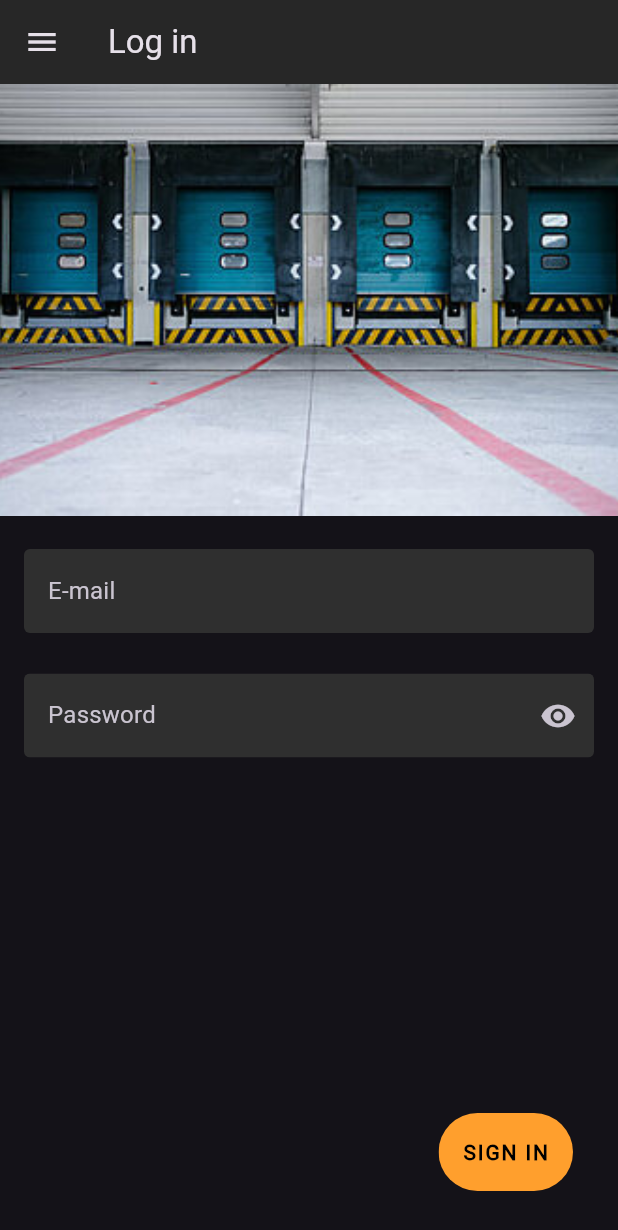
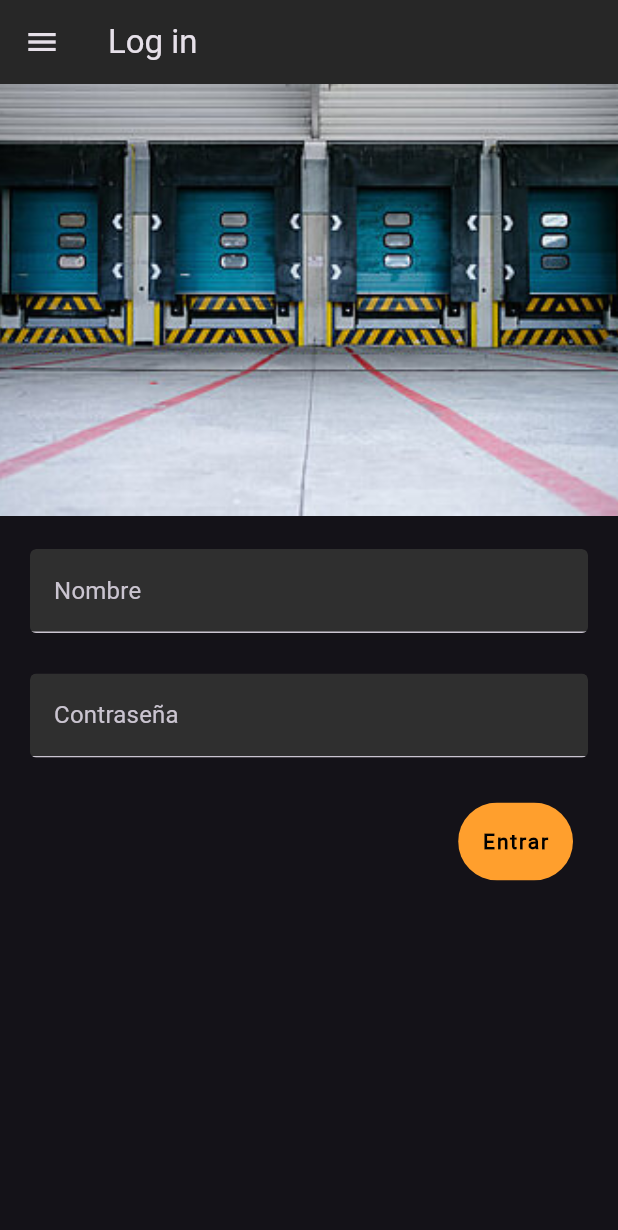
Before and after one commit to in-fperez/firebase-test, a Flutter app: the screen it shows after launch, on a phone screen of 412 x 824 dp. Shown: the top 1230 px of the screen. Run offline on Flutter 3.47's test engine with Material 2 defaults, Android fonts, the phone set to English and light mode, and no system bars; our stand-ins replace bloc, cloud_firestore, firebase_core, flutter_bloc; accounts and stored records are empty.

Commit message:
fix: login to mat3 design

```diff
--- a/lib/screens/login_screen/login_screen.dart
+++ b/lib/screens/login_screen/login_screen.dart
@@ -23,8 +23,8 @@ class LoginScreen extends StatelessWidget {
             // padding: const EdgeInsets.symmetric(vertical: ),
             children: <Widget>[
               ListTile(
-                leading: Icon(Icons.settings),
-                title: Text('Settings'),
+                leading: const Icon(Icons.settings),
+                title: const Text('Settings'),
                 onTap: () {
                   Navigator.of(context).pushNamed(OptionsScreen.routeName);
                 },
@@ -46,28 +46,31 @@ class LoginScreen extends StatelessWidget {
           Expanded(
             flex: 5,
             child: Column(
-              mainAxisAlignment: MainAxisAlignment.spaceBetween,
               children: [
                 Column(
                   children: const [
                     Padding(
-                      padding: EdgeInsets.fromLTRB(16, 22, 16, 27),
-                      child: CustomTextField(hintText: 'E-mail'),
+                      padding: EdgeInsets.fromLTRB(20, 22, 20, 27),
+                      child: CustomTextField(
+                        hintText: 'Nombre',
+                      ),
                     ),
                     Padding(
-                        padding: EdgeInsets.fromLTRB(16, 0, 16, 0),
+                        padding: EdgeInsets.fromLTRB(20, 0, 20, 0),
                         child: CustomTextField(
-                          hintText: "Password",
-                          suffixIcon: Icon(Icons.remove_red_eye_rounded),
+                          hintText: "Contraseña",
                         )),
                   ],
                 ),
-                SubmitButton(
-                  buttonText: 'SIGN IN',
-                  onPressed: () {
-                    Navigator.of(context)
-                        .pushNamed(ProductsListScreen.routeName);
-                  },
+                Container(
+                  margin: const EdgeInsets.only(top: 30),
+                  child: SubmitButton(
+                    buttonText: 'Entrar',
+                    onPressed: () {
+                      Navigator.of(context)
+                          .pushNamed(ProductsListScreen.routeName);
+                    },
+                  ),
                 ),
               ],
             ),
--- a/lib/screens/login_screen/widgets/custom_text_field.dart
+++ b/lib/screens/login_screen/widgets/custom_text_field.dart
@@ -15,8 +15,8 @@ class CustomTextField extends StatelessWidget {
         right: Radius.circular(4),
       ),
       child: TextField(
+        showCursor: false,
         decoration: InputDecoration(
-          enabledBorder: InputBorder.none,
           filled: true,
           fillColor: const Color(0xff2F2F2F),
           hintStyle: TextStyle(color: ColorConstants.secondaryColor),
```
